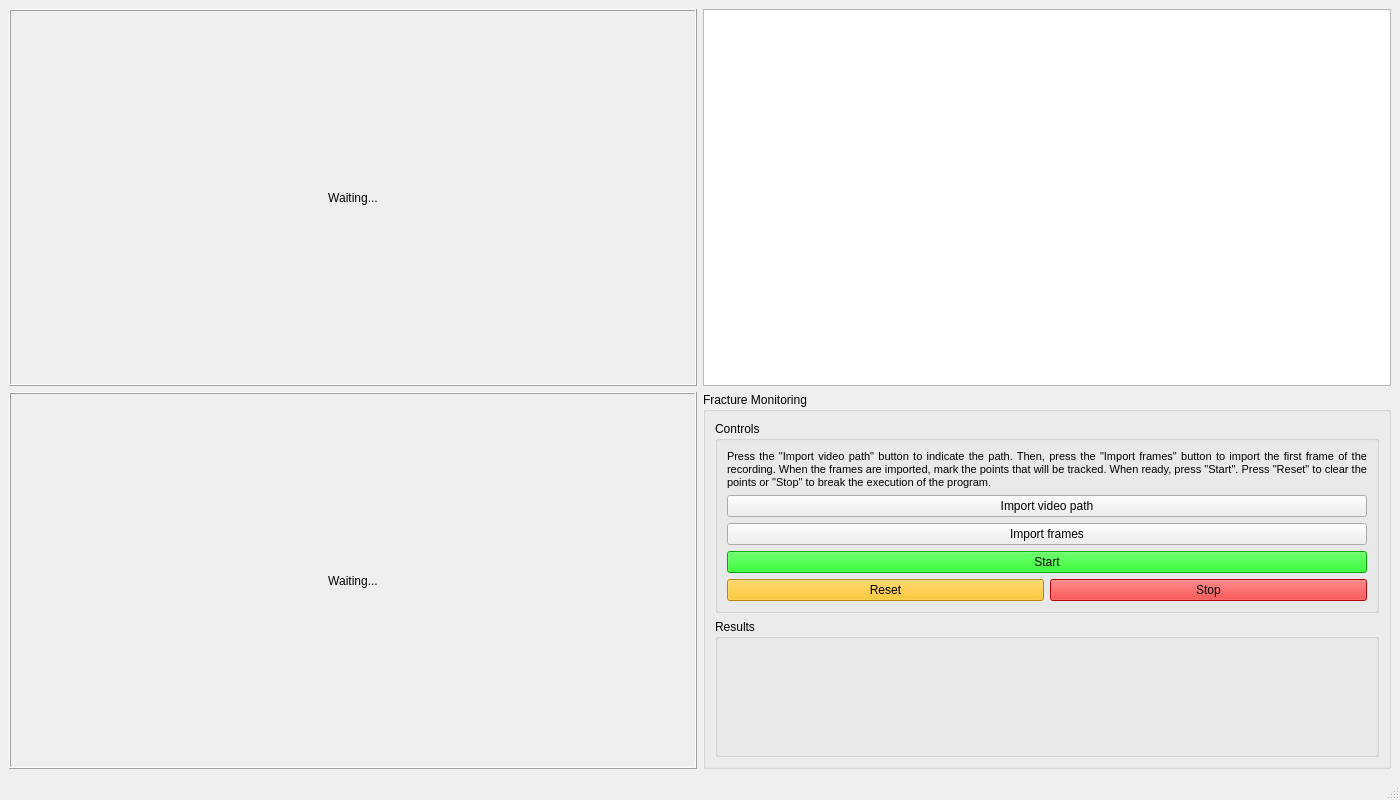
Before: the Qt Designer form src/gui/gui.ui in daniellechowicz/fracture-monitoring, drawn with Qt 5.
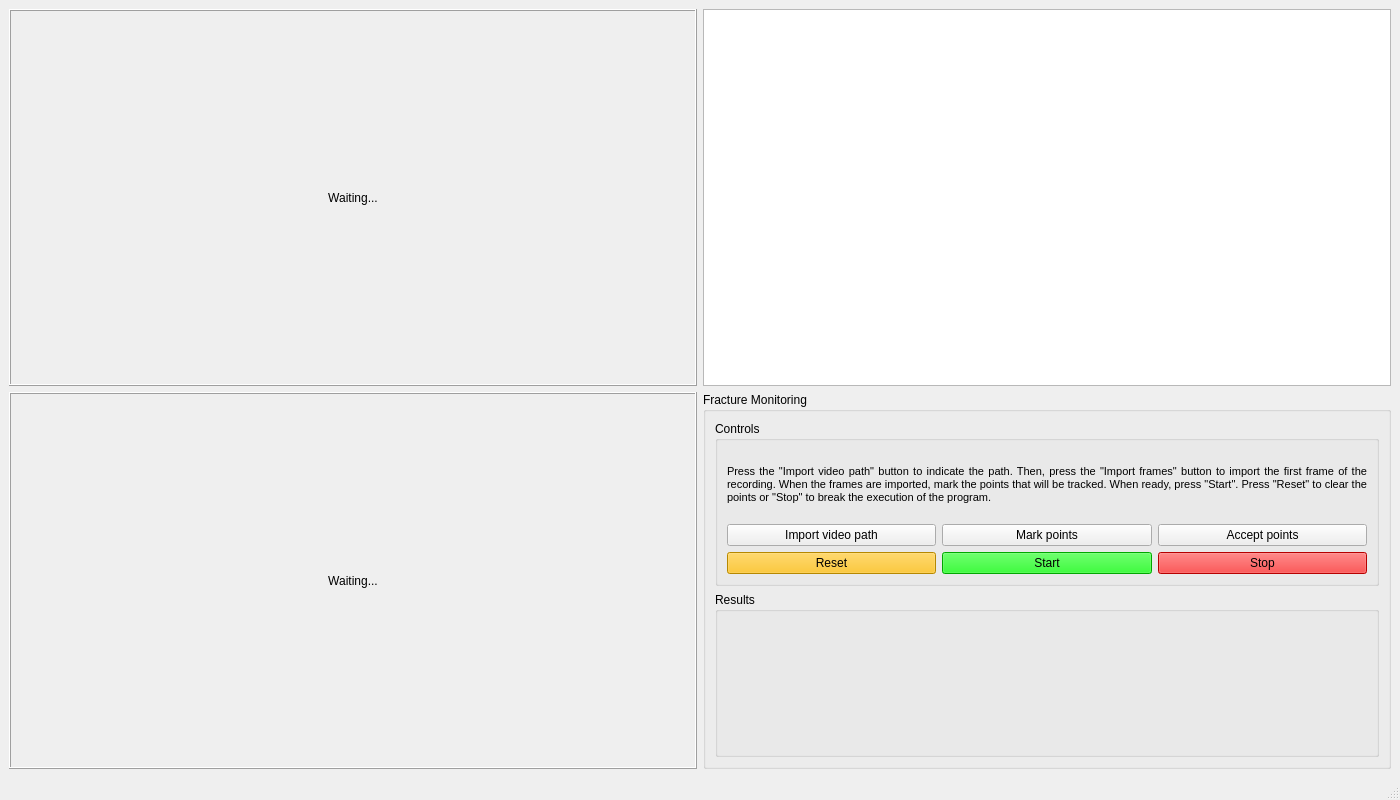
After: the same form once the commit is applied.

Diff of the .ui file:
```diff
--- a/src/gui/gui.ui
+++ b/src/gui/gui.ui
@@ -85,16 +85,6 @@
           <string>Controls</string>
          </property>
          <layout class="QGridLayout" name="gridLayout_2">
-          <item row="4" column="1">
-           <widget class="QPushButton" name="pushButton_5">
-            <property name="styleSheet">
-             <string notr="true">background-color: rgb(255, 0, 0);</string>
-            </property>
-            <property name="text">
-             <string>Stop</string>
-            </property>
-           </widget>
-          </item>
           <item row="4" column="0">
            <widget class="QPushButton" name="pushButton_4">
             <property name="styleSheet">
@@ -105,8 +95,8 @@
             </property>
            </widget>
           </item>
-          <item row="3" column="0" colspan="2">
-           <widget class="QPushButton" name="pushButton_3">
+          <item row="4" column="1">
+           <widget class="QPushButton" name="pushButton_5">
             <property name="styleSheet">
              <string notr="true">background-color: rgb(0, 234, 0);</string>
             </property>
@@ -118,21 +108,17 @@
             </property>
            </widget>
           </item>
-          <item row="2" column="0" colspan="2">
-           <widget class="QPushButton" name="pushButton_2">
-            <property name="text">
-             <string>Import frames</string>
+          <item row="4" column="2">
+           <widget class="QPushButton" name="pushButton_6">
+            <property name="styleSheet">
+             <string notr="true">background-color: rgb(255, 0, 0);</string>
             </property>
-           </widget>
-          </item>
-          <item row="1" column="0" colspan="2">
-           <widget class="QPushButton" name="pushButton_1">
             <property name="text">
-             <string>Import video path</string>
+             <string>Stop</string>
             </property>
            </widget>
           </item>
-          <item row="0" column="0" colspan="2">
+          <item row="0" column="0" colspan="3">
            <widget class="QLabel" name="label">
             <property name="font">
              <font>
@@ -157,6 +143,27 @@
             </property>
            </widget>
           </item>
+          <item row="1" column="0">
+           <widget class="QPushButton" name="pushButton_1">
+            <property name="text">
+             <string>Import video path</string>
+            </property>
+           </widget>
+          </item>
+          <item row="1" column="1">
+           <widget class="QPushButton" name="pushButton_2">
+            <property name="text">
+             <string>Mark points</string>
+            </property>
+           </widget>
+          </item>
+          <item row="1" column="2">
+           <widget class="QPushButton" name="pushButton_3">
+            <property name="text">
+             <string>Accept points</string>
+            </property>
+           </widget>
+          </item>
          </layout>
         </widget>
        </item>
```
